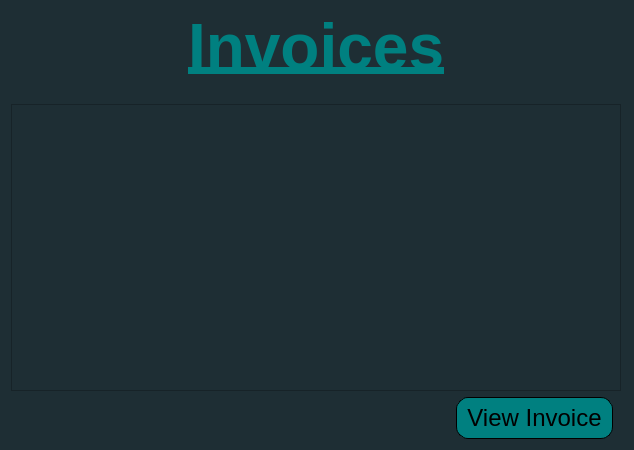
CanMatthewCode/ArchitectsLog, file src/ui/ViewInvoices.ui: the form before one commit.
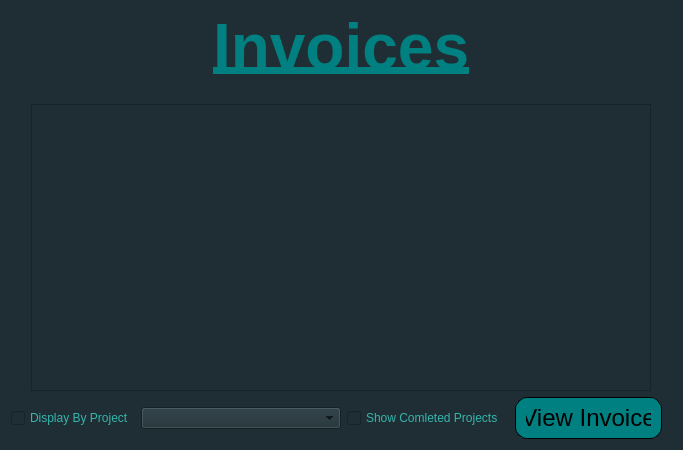
The form after the commit.

Commit message: add Display By Project and Show Completed Projects checkboxes, add ProjectComboBox to ViewInvoices.ui/.py

```diff
--- a/src/ui/ViewInvoices.ui
+++ b/src/ui/ViewInvoices.ui
@@ -6,7 +6,7 @@
    <rect>
     <x>0</x>
     <y>0</y>
-    <width>634</width>
+    <width>683</width>
     <height>450</height>
    </rect>
   </property>
@@ -55,7 +55,7 @@
      </property>
     </spacer>
    </item>
-   <item>
+   <item alignment="Qt::AlignmentFlag::AlignHCenter">
     <widget class="QTableView" name="invoicesTableView">
      <property name="sizePolicy">
       <sizepolicy hsizetype="Fixed" vsizetype="Expanding">
@@ -65,7 +65,7 @@
      </property>
      <property name="minimumSize">
       <size>
-       <width>610</width>
+       <width>620</width>
        <height>0</height>
       </size>
      </property>
@@ -74,8 +74,68 @@
      </property>
     </widget>
    </item>
-   <item alignment="Qt::AlignmentFlag::AlignRight|Qt::AlignmentFlag::AlignVCenter">
+   <item>
+    <layout class="QHBoxLayout" name="horizontalLayout">
+     <item alignment="Qt::AlignmentFlag::AlignLeft">
+      <widget class="QCheckBox" name="showByProjectCheckBox">
+       <property name="sizePolicy">
+        <sizepolicy hsizetype="Fixed" vsizetype="Fixed">
+         <horstretch>0</horstretch>
+         <verstretch>0</verstretch>
+        </sizepolicy>
+       </property>
+       <property name="styleSheet">
+        <string notr="true">QCheckBox{
+	color: #35B5AC;
+}</string>
+       </property>
+       <property name="text">
+        <string>Display By Project</string>
+       </property>
+      </widget>
+     </item>
+     <item>
+      <widget class="QComboBox" name="ProjectComboBox">
+       <property name="sizePolicy">
+        <sizepolicy hsizetype="Fixed" vsizetype="Fixed">
+         <horstretch>0</horstretch>
+         <verstretch>0</verstretch>
+        </sizepolicy>
+       </property>
+       <property name="minimumSize">
+        <size>
+         <width>200</width>
+         <height>0</height>
+        </size>
+       </property>
+      </widget>
+     </item>
+     <item>
+      <widget class="QCheckBox" name="showCompletedProjectsCheckBox">
+       <property name="sizePolicy">
+        <sizepolicy hsizetype="Fixed" vsizetype="Fixed">
+         <horstretch>0</horstretch>
+         <verstretch>0</verstretch>
+        </sizepolicy>
+       </property>
+       <property name="styleSheet">
+        <string notr="true">QCheckBox{
+	color: #35B5AC;
+}</string>
+       </property>
+       <property name="text">
+        <string>Show Comleted Projects</string>
+       </property>
+      </widget>
+     </item>
+     <item alignment="Qt::AlignmentFlag::AlignRight">
     <widget class="QPushButton" name="viewInvoicePushButton">
+       <property name="sizePolicy">
+        <sizepolicy hsizetype="Fixed" vsizetype="Fixed">
+         <horstretch>0</horstretch>
+         <verstretch>0</verstretch>
+        </sizepolicy>
+       </property>
      <property name="font">
       <font>
        <pointsize>18</pointsize>
@@ -107,6 +167,8 @@
       <string>View Invoice</string>
      </property>
     </widget>
+     </item>
+    </layout>
    </item>
   </layout>
  </widget>
```
Lines whose indentation alone changed are shown as unchanged. The commit also changes 1 other file.
